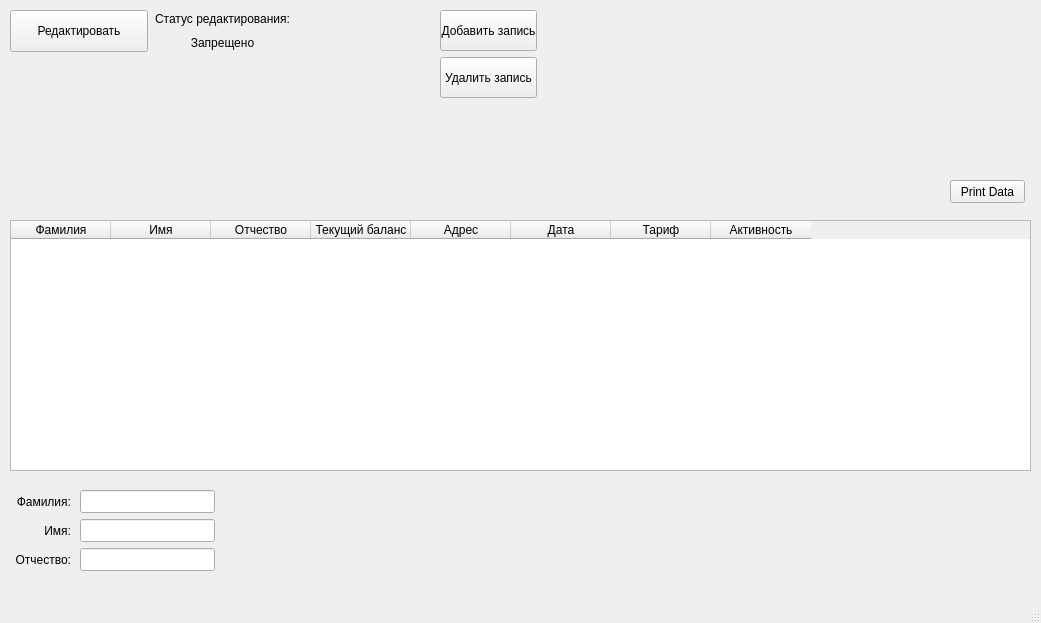
Old version of the form DB_interface.ui in the repository Sergey-ENOT/Str.And.Alg.-CourseWork-.
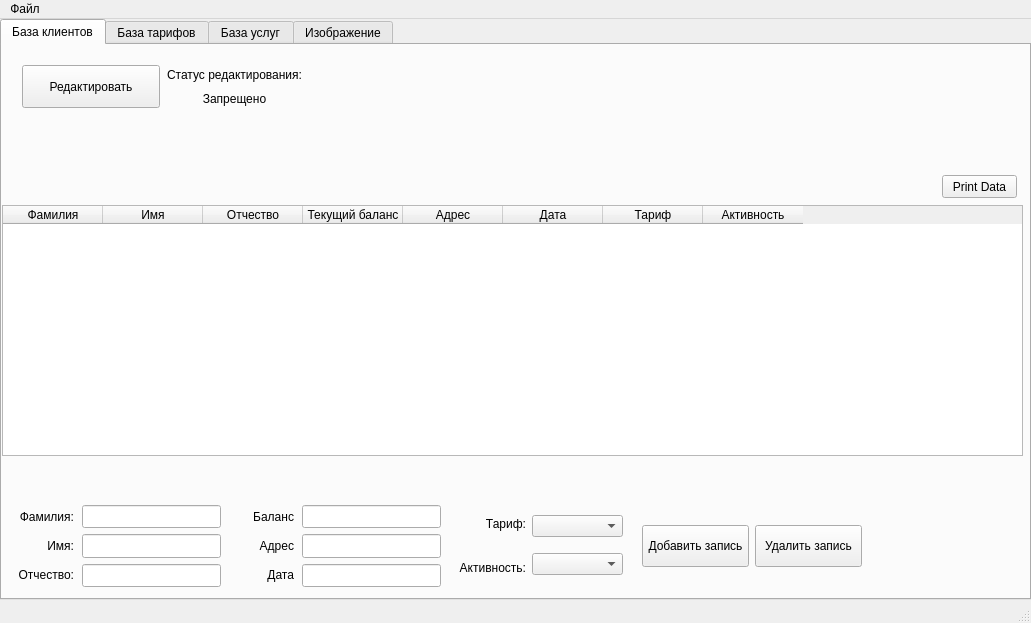
New version of the form. Icons and pictures are not drawn.

Commit message: + adding clients in file + tabs in UI

```diff
--- a/DB_interface.ui
+++ b/DB_interface.ui
@@ -6,7 +6,7 @@
    <rect>
     <x>0</x>
     <y>0</y>
-    <width>1041</width>
+    <width>1031</width>
     <height>623</height>
    </rect>
   </property>
@@ -17,11 +17,103 @@
    <string notr="true"/>
   </property>
   <widget class="QWidget" name="centralwidget">
+   <widget class="QTabWidget" name="tabWidget">
+    <property name="geometry">
+     <rect>
+      <x>0</x>
+      <y>0</y>
+      <width>1031</width>
+      <height>581</height>
+     </rect>
+    </property>
+    <property name="currentIndex">
+     <number>0</number>
+    </property>
+    <widget class="QWidget" name="tabClient">
+     <attribute name="title">
+      <string>База клиентов</string>
+     </attribute>
+     <widget class="QWidget" name="layoutWidget">
+      <property name="geometry">
+       <rect>
+        <x>20</x>
+        <y>20</y>
+        <width>281</width>
+        <height>43</height>
+       </rect>
+      </property>
+      <layout class="QHBoxLayout" name="horizontalLayout">
+       <item>
+        <widget class="QPushButton" name="pushButtonEdit">
+         <property name="enabled">
+          <bool>true</bool>
+         </property>
+         <property name="sizePolicy">
+          <sizepolicy hsizetype="Minimum" vsizetype="Minimum">
+           <horstretch>0</horstretch>
+           <verstretch>0</verstretch>
+          </sizepolicy>
+         </property>
+         <property name="minimumSize">
+          <size>
+           <width>0</width>
+           <height>40</height>
+          </size>
+         </property>
+         <property name="text">
+          <string>Редактировать</string>
+         </property>
+        </widget>
+       </item>
+       <item>
+        <layout class="QVBoxLayout" name="verticalLayout">
+         <item>
+          <widget class="QLabel" name="statusEdit">
+           <property name="sizePolicy">
+            <sizepolicy hsizetype="Minimum" vsizetype="Minimum">
+             <horstretch>0</horstretch>
+             <verstretch>0</verstretch>
+            </sizepolicy>
+           </property>
+           <property name="layoutDirection">
+            <enum>Qt::LeftToRight</enum>
+           </property>
+           <property name="text">
+            <string>Статус редактирования:</string>
+           </property>
+           <property name="alignment">
+            <set>Qt::AlignCenter</set>
+           </property>
+          </widget>
+         </item>
+         <item>
+          <widget class="QLabel" name="valueStatusEdit">
+           <property name="sizePolicy">
+            <sizepolicy hsizetype="Minimum" vsizetype="Minimum">
+             <horstretch>0</horstretch>
+             <verstretch>0</verstretch>
+            </sizepolicy>
+           </property>
+           <property name="layoutDirection">
+            <enum>Qt::LeftToRight</enum>
+           </property>
+           <property name="text">
+            <string>Запрещено</string>
+           </property>
+           <property name="alignment">
+            <set>Qt::AlignCenter</set>
+           </property>
+          </widget>
+         </item>
+        </layout>
+       </item>
+      </layout>
+     </widget>
    <widget class="QPushButton" name="pushButton">
     <property name="geometry">
      <rect>
-      <x>950</x>
-      <y>180</y>
+        <x>940</x>
+        <y>130</y>
       <width>75</width>
       <height>23</height>
      </rect>
@@ -36,8 +128,8 @@
     </property>
     <property name="geometry">
      <rect>
-      <x>10</x>
-      <y>220</y>
+        <x>0</x>
+        <y>160</y>
       <width>1021</width>
       <height>251</height>
      </rect>
@@ -113,144 +205,12 @@
      </property>
     </column>
    </widget>
-   <widget class="QWidget" name="">
+     <widget class="QWidget" name="layoutWidget">
     <property name="geometry">
      <rect>
       <x>10</x>
-      <y>10</y>
-      <width>281</width>
-      <height>42</height>
-     </rect>
-    </property>
-    <layout class="QHBoxLayout" name="horizontalLayout">
-     <item>
-      <widget class="QPushButton" name="pushButtonEdit">
-       <property name="enabled">
-        <bool>true</bool>
-       </property>
-       <property name="sizePolicy">
-        <sizepolicy hsizetype="Minimum" vsizetype="Minimum">
-         <horstretch>0</horstretch>
-         <verstretch>0</verstretch>
-        </sizepolicy>
-       </property>
-       <property name="minimumSize">
-        <size>
-         <width>0</width>
-         <height>40</height>
-        </size>
-       </property>
-       <property name="text">
-        <string>Редактировать</string>
-       </property>
-      </widget>
-     </item>
-     <item>
-      <layout class="QVBoxLayout" name="verticalLayout">
-       <item>
-        <widget class="QLabel" name="statusEdit">
-         <property name="sizePolicy">
-          <sizepolicy hsizetype="Minimum" vsizetype="Minimum">
-           <horstretch>0</horstretch>
-           <verstretch>0</verstretch>
-          </sizepolicy>
-         </property>
-         <property name="layoutDirection">
-          <enum>Qt::LeftToRight</enum>
-         </property>
-         <property name="text">
-          <string>Статус редактирования:</string>
-         </property>
-         <property name="alignment">
-          <set>Qt::AlignCenter</set>
-         </property>
-        </widget>
-       </item>
-       <item>
-        <widget class="QLabel" name="valueStatusEdit">
-         <property name="sizePolicy">
-          <sizepolicy hsizetype="Minimum" vsizetype="Minimum">
-           <horstretch>0</horstretch>
-           <verstretch>0</verstretch>
-          </sizepolicy>
-         </property>
-         <property name="layoutDirection">
-          <enum>Qt::LeftToRight</enum>
-         </property>
-         <property name="text">
-          <string>Запрещено</string>
-         </property>
-         <property name="alignment">
-          <set>Qt::AlignCenter</set>
-         </property>
-        </widget>
-       </item>
-      </layout>
-     </item>
-    </layout>
-   </widget>
-   <widget class="QWidget" name="">
-    <property name="geometry">
-     <rect>
-      <x>440</x>
-      <y>10</y>
-      <width>97</width>
-      <height>88</height>
-     </rect>
-    </property>
-    <layout class="QVBoxLayout" name="verticalLayout_2">
-     <item>
-      <widget class="QPushButton" name="pushButtonAdd">
-       <property name="enabled">
-        <bool>true</bool>
-       </property>
-       <property name="sizePolicy">
-        <sizepolicy hsizetype="Minimum" vsizetype="Minimum">
-         <horstretch>0</horstretch>
-         <verstretch>0</verstretch>
-        </sizepolicy>
-       </property>
-       <property name="minimumSize">
-        <size>
-         <width>0</width>
-         <height>40</height>
-        </size>
-       </property>
-       <property name="text">
-        <string>Добавить запись</string>
-       </property>
-      </widget>
-     </item>
-     <item>
-      <widget class="QPushButton" name="pushButtonDelete">
-       <property name="enabled">
-        <bool>true</bool>
-       </property>
-       <property name="sizePolicy">
-        <sizepolicy hsizetype="Minimum" vsizetype="Minimum">
-         <horstretch>0</horstretch>
-         <verstretch>0</verstretch>
-        </sizepolicy>
-       </property>
-       <property name="minimumSize">
-        <size>
-         <width>0</width>
-         <height>40</height>
-        </size>
-       </property>
-       <property name="text">
-        <string>Удалить запись</string>
-       </property>
-      </widget>
-     </item>
-    </layout>
-   </widget>
-   <widget class="QWidget" name="">
-    <property name="geometry">
-     <rect>
-      <x>10</x>
-      <y>490</y>
-      <width>61</width>
+        <y>460</y>
+        <width>62</width>
       <height>81</height>
      </rect>
     </property>
@@ -305,13 +265,13 @@
      </item>
     </layout>
    </widget>
-   <widget class="QWidget" name="">
+     <widget class="QWidget" name="layoutWidget">
     <property name="geometry">
      <rect>
       <x>80</x>
-      <y>490</y>
-      <width>135</width>
-      <height>81</height>
+        <y>460</y>
+        <width>139</width>
+        <height>82</height>
      </rect>
     </property>
     <layout class="QVBoxLayout" name="verticalLayout_4">
@@ -347,16 +307,292 @@
      </item>
     </layout>
    </widget>
+     <widget class="QWidget" name="layoutWidget_2">
+      <property name="geometry">
+       <rect>
+        <x>230</x>
+        <y>460</y>
+        <width>62</width>
+        <height>81</height>
+       </rect>
+      </property>
+      <layout class="QVBoxLayout" name="verticalLayout_5">
+       <item>
+        <widget class="QLabel" name="labelCurrentB">
+         <property name="sizePolicy">
+          <sizepolicy hsizetype="Minimum" vsizetype="Minimum">
+           <horstretch>0</horstretch>
+           <verstretch>0</verstretch>
+          </sizepolicy>
+         </property>
+         <property name="text">
+          <string>Баланс</string>
+         </property>
+         <property name="alignment">
+          <set>Qt::AlignRight|Qt::AlignTrailing|Qt::AlignVCenter</set>
+         </property>
+        </widget>
+       </item>
+       <item>
+        <widget class="QLabel" name="labelAddress">
+         <property name="sizePolicy">
+          <sizepolicy hsizetype="Minimum" vsizetype="Minimum">
+           <horstretch>0</horstretch>
+           <verstretch>0</verstretch>
+          </sizepolicy>
+         </property>
+         <property name="text">
+          <string>Адрес</string>
+         </property>
+         <property name="alignment">
+          <set>Qt::AlignRight|Qt::AlignTrailing|Qt::AlignVCenter</set>
+         </property>
+        </widget>
+       </item>
+       <item>
+        <widget class="QLabel" name="labelDate">
+         <property name="sizePolicy">
+          <sizepolicy hsizetype="Minimum" vsizetype="Minimum">
+           <horstretch>0</horstretch>
+           <verstretch>0</verstretch>
+          </sizepolicy>
+         </property>
+         <property name="text">
+          <string>Дата</string>
+         </property>
+         <property name="alignment">
+          <set>Qt::AlignRight|Qt::AlignTrailing|Qt::AlignVCenter</set>
+         </property>
+        </widget>
+       </item>
+      </layout>
+     </widget>
+     <widget class="QWidget" name="layoutWidget_3">
+      <property name="geometry">
+       <rect>
+        <x>300</x>
+        <y>460</y>
+        <width>139</width>
+        <height>82</height>
+       </rect>
+      </property>
+      <layout class="QVBoxLayout" name="verticalLayout_6">
+       <item>
+        <widget class="QLineEdit" name="lineEditCurrentB">
+         <property name="sizePolicy">
+          <sizepolicy hsizetype="Minimum" vsizetype="Minimum">
+           <horstretch>0</horstretch>
+           <verstretch>0</verstretch>
+          </sizepolicy>
+         </property>
+        </widget>
+       </item>
+       <item>
+        <widget class="QLineEdit" name="lineEditAddress">
+         <property name="sizePolicy">
+          <sizepolicy hsizetype="Minimum" vsizetype="Minimum">
+           <horstretch>0</horstretch>
+           <verstretch>0</verstretch>
+          </sizepolicy>
+         </property>
+        </widget>
+       </item>
+       <item>
+        <widget class="QLineEdit" name="lineEditDate">
+         <property name="sizePolicy">
+          <sizepolicy hsizetype="Minimum" vsizetype="Minimum">
+           <horstretch>0</horstretch>
+           <verstretch>0</verstretch>
+          </sizepolicy>
+         </property>
+        </widget>
+       </item>
+      </layout>
+     </widget>
+     <widget class="QWidget" name="layoutWidget">
+      <property name="geometry">
+       <rect>
+        <x>450</x>
+        <y>460</y>
+        <width>74</width>
+        <height>81</height>
+       </rect>
+      </property>
+      <layout class="QVBoxLayout" name="verticalLayout_7">
+       <item>
+        <widget class="QLabel" name="label">
+         <property name="text">
+          <string>Тариф:</string>
+         </property>
+         <property name="alignment">
+          <set>Qt::AlignRight|Qt::AlignTrailing|Qt::AlignVCenter</set>
+         </property>
+        </widget>
+       </item>
+       <item>
+        <widget class="QLabel" name="label_2">
+         <property name="text">
+          <string>Активность:</string>
+         </property>
+         <property name="alignment">
+          <set>Qt::AlignRight|Qt::AlignTrailing|Qt::AlignVCenter</set>
+         </property>
+        </widget>
+       </item>
+      </layout>
+     </widget>
+     <widget class="QWidget" name="layoutWidget">
+      <property name="geometry">
+       <rect>
+        <x>530</x>
+        <y>460</y>
+        <width>91</width>
+        <height>81</height>
+       </rect>
+      </property>
+      <layout class="QVBoxLayout" name="verticalLayout_8">
+       <item>
+        <widget class="QComboBox" name="comboBoxTariff"/>
+       </item>
+       <item>
+        <widget class="QComboBox" name="comboBoxActive"/>
+       </item>
+      </layout>
+     </widget>
+     <widget class="QWidget" name="layoutWidget">
+      <property name="geometry">
+       <rect>
+        <x>640</x>
+        <y>480</y>
+        <width>220</width>
+        <height>42</height>
+       </rect>
+      </property>
+      <layout class="QHBoxLayout" name="horizontalLayout_2">
+       <item>
+        <widget class="QPushButton" name="pushButtonAdd">
+         <property name="enabled">
+          <bool>true</bool>
+         </property>
+         <property name="sizePolicy">
+          <sizepolicy hsizetype="Minimum" vsizetype="Minimum">
+           <horstretch>0</horstretch>
+           <verstretch>0</verstretch>
+          </sizepolicy>
+         </property>
+         <property name="minimumSize">
+          <size>
+           <width>0</width>
+           <height>40</height>
+          </size>
+         </property>
+         <property name="text">
+          <string>Добавить запись</string>
+         </property>
+        </widget>
+       </item>
+       <item>
+        <widget class="QPushButton" name="pushButtonDelete">
+         <property name="enabled">
+          <bool>true</bool>
+         </property>
+         <property name="sizePolicy">
+          <sizepolicy hsizetype="Minimum" vsizetype="Minimum">
+           <horstretch>0</horstretch>
+           <verstretch>0</verstretch>
+          </sizepolicy>
+         </property>
+         <property name="minimumSize">
+          <size>
+           <width>0</width>
+           <height>40</height>
+          </size>
+         </property>
+         <property name="text">
+          <string>Удалить запись</string>
+         </property>
+        </widget>
+       </item>
+      </layout>
+     </widget>
+    </widget>
+    <widget class="QWidget" name="tabTariff">
+     <attribute name="title">
+      <string>База тарифов</string>
+     </attribute>
+     <widget class="QLabel" name="label_3">
+      <property name="geometry">
+       <rect>
+        <x>140</x>
+        <y>160</y>
+        <width>47</width>
+        <height>13</height>
+       </rect>
+      </property>
+      <property name="text">
+       <string>TextLabel</string>
+      </property>
+     </widget>
+     <widget class="QPushButton" name="pushButton_2">
+      <property name="geometry">
+       <rect>
+        <x>270</x>
+        <y>120</y>
+        <width>75</width>
+        <height>23</height>
+       </rect>
+      </property>
+      <property name="text">
+       <string>PushButton</string>
+      </property>
+     </widget>
+    </widget>
+    <widget class="QWidget" name="tabService">
+     <attribute name="title">
+      <string>База услуг</string>
+     </attribute>
+    </widget>
+    <widget class="QWidget" name="tabImage">
+     <attribute name="title">
+      <string>Изображение</string>
+     </attribute>
+     <widget class="QLabel" name="labelImage">
+      <property name="geometry">
+       <rect>
+        <x>6</x>
+        <y>2</y>
+        <width>1021</width>
+        <height>551</height>
+       </rect>
+      </property>
+      <property name="text">
+       <string/>
+      </property>
+      <property name="pixmap">
+       <pixmap>739010.jpg</pixmap>
+      </property>
+      <property name="scaledContents">
+       <bool>true</bool>
+      </property>
+     </widget>
+    </widget>
+   </widget>
   </widget>
   <widget class="QMenuBar" name="menubar">
    <property name="geometry">
     <rect>
      <x>0</x>
      <y>0</y>
-     <width>1041</width>
+     <width>1031</width>
      <height>21</height>
     </rect>
    </property>
+   <widget class="QMenu" name="menu">
+    <property name="title">
+     <string>Файл</string>
+    </property>
+   </widget>
+   <addaction name="menu"/>
   </widget>
   <widget class="QStatusBar" name="statusbar"/>
  </widget>
```
Lines whose indentation alone changed are shown as unchanged. The commit also changes 8 other files.
